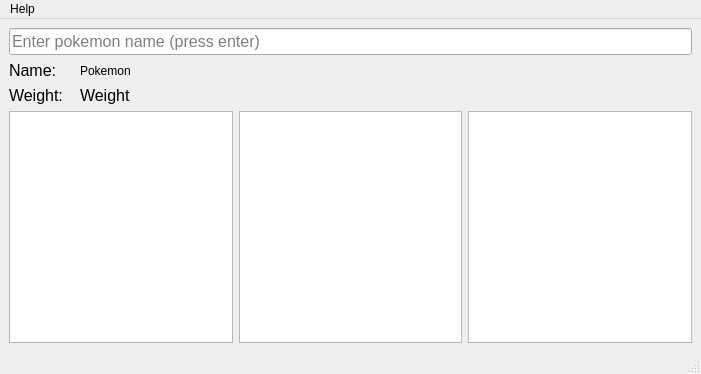
Old version of the form main.ui in the repository BrianHammond/Pokemon_REST_API_Getter.
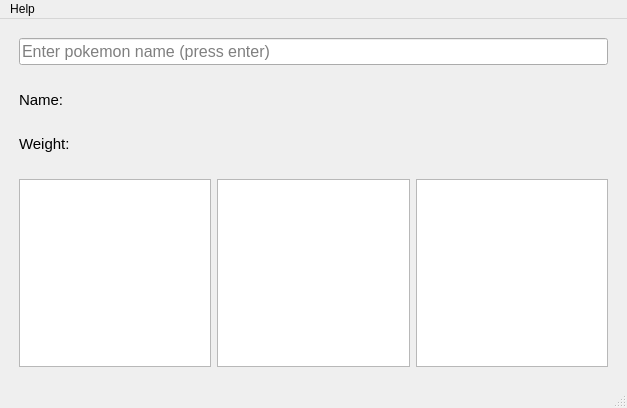
New version of the form. Icons and pictures are not drawn.

The edit to the form file:
```diff
--- a/main.ui
+++ b/main.ui
@@ -6,8 +6,8 @@
    <rect>
     <x>0</x>
     <y>0</y>
-    <width>701</width>
-    <height>374</height>
+    <width>627</width>
+    <height>408</height>
    </rect>
   </property>
   <property name="windowTitle">
@@ -23,37 +23,57 @@
   <widget class="QWidget" name="centralwidget">
    <layout class="QVBoxLayout" name="verticalLayout">
     <item>
-     <widget class="QLineEdit" name="pokemon_name">
-      <property name="font">
-       <font>
-        <family>MS Shell Dlg 2</family>
-        <pointsize>12</pointsize>
-        <weight>50</weight>
-        <italic>false</italic>
-        <bold>false</bold>
-       </font>
+     <layout class="QHBoxLayout" name="horizontalLayout_2" stretch="0">
+      <property name="sizeConstraint">
+       <enum>QLayout::SetDefaultConstraint</enum>
       </property>
-      <property name="placeholderText">
-       <string>Enter pokemon name (press enter)</string>
+      <property name="leftMargin">
+       <number>10</number>
       </property>
-     </widget>
-    </item>
-    <item>
-     <layout class="QGridLayout" name="gridLayout_2" rowstretch="0,0,0">
-      <item row="1" column="1">
-       <widget class="QLabel" name="pokemon_label">
-        <property name="styleSheet">
-         <string notr="true">font: 12pt &quot;MS Shell Dlg 2&quot;;</string>
+      <property name="topMargin">
+       <number>10</number>
+      </property>
+      <property name="rightMargin">
+       <number>10</number>
+      </property>
+      <property name="bottomMargin">
+       <number>10</number>
+      </property>
+      <item>
+       <widget class="QLineEdit" name="pokemon_name">
+        <property name="font">
+         <font>
+          <family>MS Shell Dlg 2</family>
+          <pointsize>12</pointsize>
+          <italic>false</italic>
+          <bold>false</bold>
+         </font>
         </property>
-        <property name="text">
-         <string>Pokemon</string>
+        <property name="placeholderText">
+         <string>Enter pokemon name (press enter)</string>
         </property>
        </widget>
       </item>
-      <item row="1" column="0">
+     </layout>
+    </item>
+    <item>
+     <layout class="QHBoxLayout" name="horizontalLayout_3">
+      <property name="leftMargin">
+       <number>10</number>
+      </property>
+      <property name="topMargin">
+       <number>10</number>
+      </property>
+      <property name="rightMargin">
+       <number>10</number>
+      </property>
+      <property name="bottomMargin">
+       <number>10</number>
+      </property>
+      <item>
        <widget class="QLabel" name="label">
         <property name="sizePolicy">
-         <sizepolicy hsizetype="Fixed" vsizetype="Preferred">
+         <sizepolicy hsizetype="Fixed" vsizetype="Fixed">
           <horstretch>0</horstretch>
           <verstretch>0</verstretch>
          </sizepolicy>
@@ -66,7 +86,7 @@
         </property>
         <property name="font">
          <font>
-          <pointsize>12</pointsize>
+          <pointsize>11</pointsize>
          </font>
         </property>
         <property name="text">
@@ -74,10 +94,50 @@
         </property>
        </widget>
       </item>
-      <item row="2" column="0">
+      <item>
+       <widget class="QLabel" name="pokemon_label">
+        <property name="sizePolicy">
+         <sizepolicy hsizetype="Preferred" vsizetype="Fixed">
+          <horstretch>0</horstretch>
+          <verstretch>0</verstretch>
+         </sizepolicy>
+        </property>
+        <property name="minimumSize">
+         <size>
+          <width>0</width>
+          <height>0</height>
+         </size>
+        </property>
+        <property name="font">
+         <font>
+          <pointsize>11</pointsize>
+         </font>
+        </property>
+        <property name="text">
+         <string/>
+        </property>
+       </widget>
+      </item>
+     </layout>
+    </item>
+    <item>
+     <layout class="QHBoxLayout" name="horizontalLayout_4">
+      <property name="leftMargin">
+       <number>10</number>
+      </property>
+      <property name="topMargin">
+       <number>10</number>
+      </property>
+      <property name="rightMargin">
+       <number>10</number>
+      </property>
+      <property name="bottomMargin">
+       <number>10</number>
+      </property>
+      <item>
        <widget class="QLabel" name="label_2">
         <property name="sizePolicy">
-         <sizepolicy hsizetype="Fixed" vsizetype="Preferred">
+         <sizepolicy hsizetype="Fixed" vsizetype="Fixed">
           <horstretch>0</horstretch>
           <verstretch>0</verstretch>
          </sizepolicy>
@@ -90,7 +150,7 @@
         </property>
         <property name="font">
          <font>
-          <pointsize>12</pointsize>
+          <pointsize>11</pointsize>
          </font>
         </property>
         <property name="text">
@@ -98,15 +158,27 @@
         </property>
        </widget>
       </item>
-      <item row="2" column="1">
+      <item>
        <widget class="QLabel" name="weight_label">
+        <property name="sizePolicy">
+         <sizepolicy hsizetype="Preferred" vsizetype="Fixed">
+          <horstretch>0</horstretch>
+          <verstretch>0</verstretch>
+         </sizepolicy>
+        </property>
+        <property name="minimumSize">
+         <size>
+          <width>0</width>
+          <height>0</height>
+         </size>
+        </property>
         <property name="font">
          <font>
-          <pointsize>12</pointsize>
+          <pointsize>11</pointsize>
          </font>
         </property>
         <property name="text">
-         <string>Weight</string>
+         <string/>
         </property>
        </widget>
       </item>
@@ -114,6 +186,18 @@
     </item>
     <item>
      <layout class="QHBoxLayout" name="horizontalLayout">
+      <property name="leftMargin">
+       <number>10</number>
+      </property>
+      <property name="topMargin">
+       <number>10</number>
+      </property>
+      <property name="rightMargin">
+       <number>10</number>
+      </property>
+      <property name="bottomMargin">
+       <number>10</number>
+      </property>
       <item>
        <widget class="QTableWidget" name="table1">
         <property name="rowCount">
@@ -136,8 +220,8 @@
     <rect>
      <x>0</x>
      <y>0</y>
-     <width>701</width>
-     <height>21</height>
+     <width>627</width>
+     <height>22</height>
     </rect>
    </property>
    <widget class="QMenu" name="menuHelp">
```
